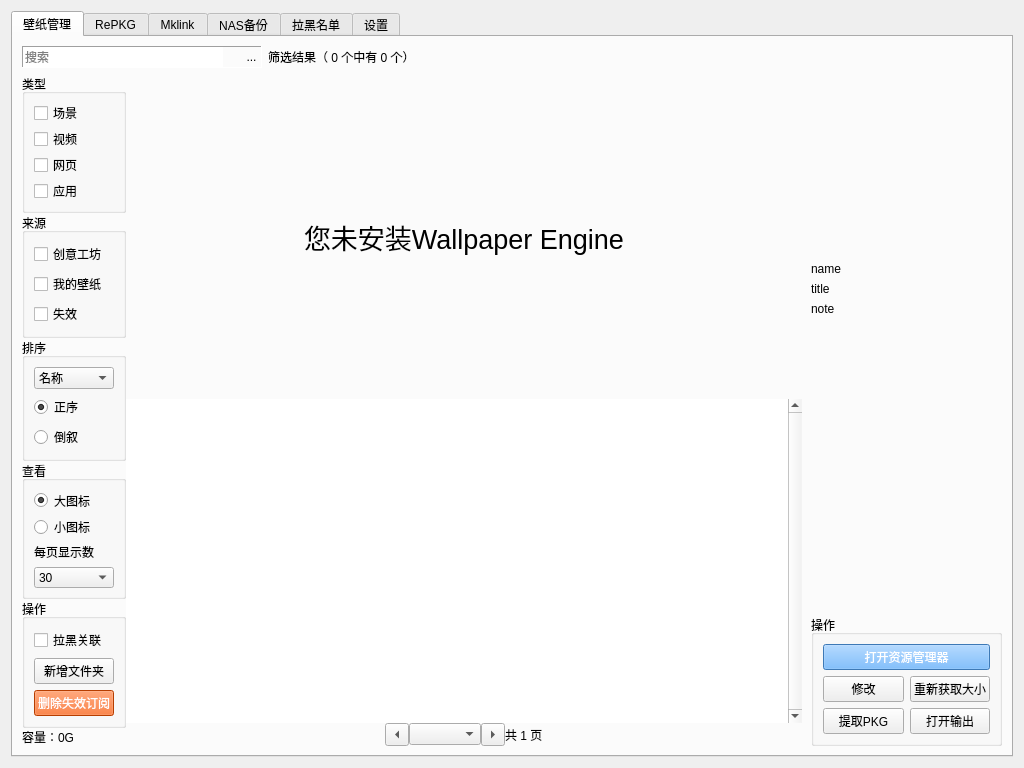
w703001848/Wallpaper_Engine_Tools, file widgets/main.ui: the form before one commit.
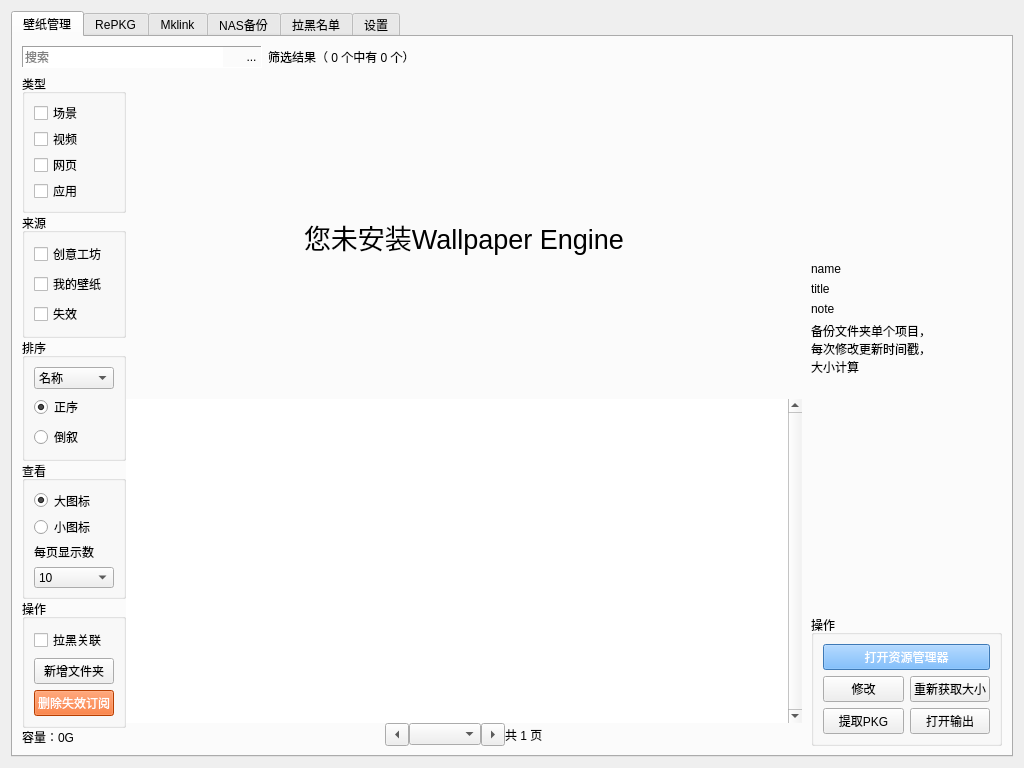
The form after the commit. Icons and pictures are not drawn.

Diff of the .ui file:
```diff
--- a/widgets/main.ui
+++ b/widgets/main.ui
@@ -419,9 +419,6 @@
               </item>
               <item>
                <widget class="QComboBox" name="comboBox_size">
-                <property name="currentIndex">
-                 <number>2</number>
-                </property>
                 <item>
                  <property name="text">
                   <string>10</string>
@@ -718,6 +715,15 @@
               </property>
              </widget>
             </item>
+            <item>
+             <widget class="QLabel" name="label_12">
+              <property name="text">
+               <string>备份文件夹单个项目，
+每次修改更新时间戳，
+大小计算</string>
+              </property>
+             </widget>
+            </item>
             <item>
              <spacer name="verticalSpacer_3">
               <property name="orientation">
```
Left out of the diff: 35 changed lines with no effect on the pictures.
